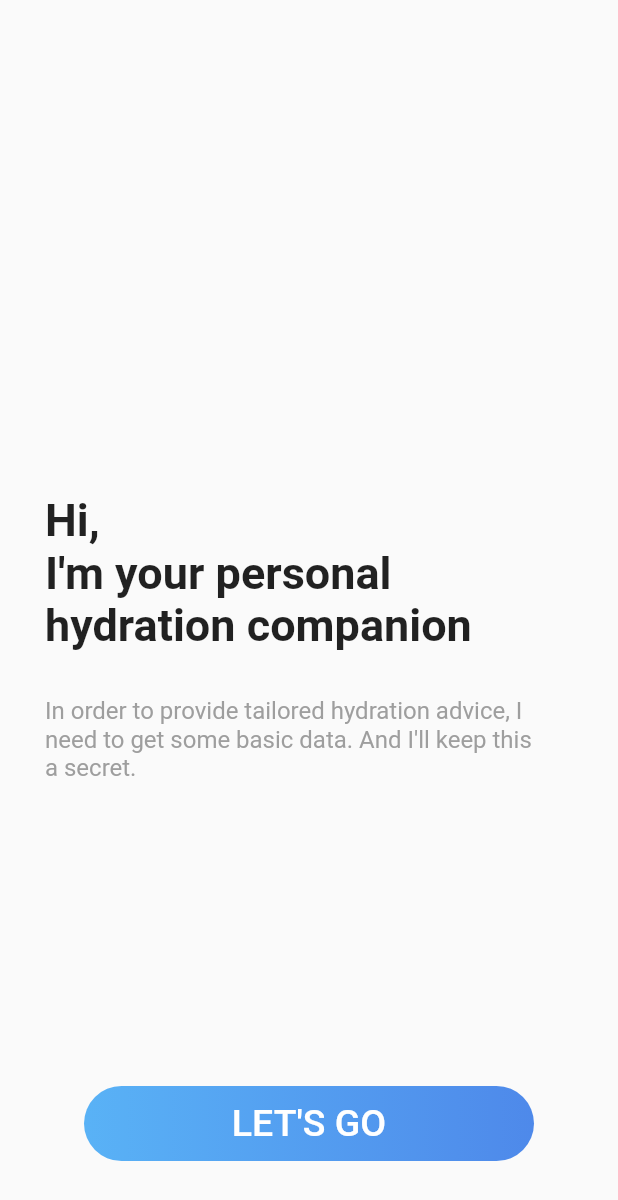
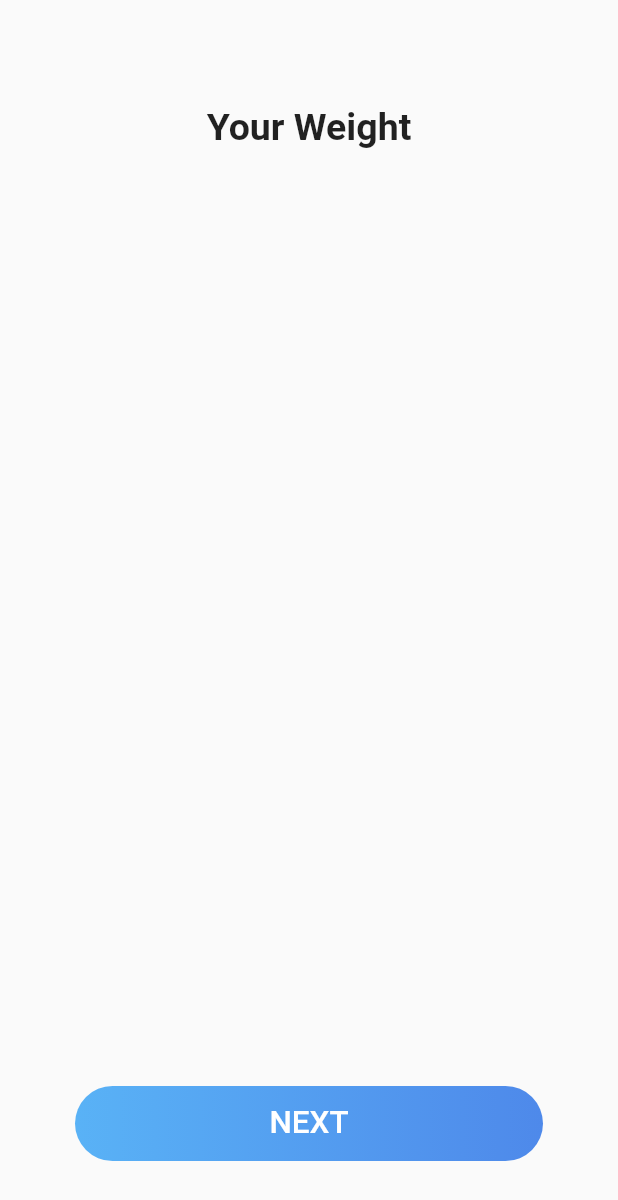
Before and after one commit to saurabhguptarock/Drink-Water-Reminder, a Flutter app: the screen it shows after launch, on a phone screen of 412 x 824 dp. Shown: the top 1200 px of the screen. Run offline on Flutter 3.47's test engine with Material 2 defaults, Android fonts, the phone set to English and light mode, and no system bars.

Commit message:
Added assets and made two tutorial pages

```diff
--- a/lib/extra/tutorialbutton.dart
+++ b/lib/extra/tutorialbutton.dart
@@ -8,10 +8,15 @@ class TutorialButton extends StatelessWidget {
 
   @override
   Widget build(BuildContext context) {
-    return FlatButton(
+    return Positioned(
+      left: 50,
+      right: 50,
+      bottom: 50,
+      child: FlatButton(
+        padding: EdgeInsets.all(0),
+        shape: RoundedRectangleBorder(borderRadius: BorderRadius.circular(150)),
         child: Container(
           alignment: Alignment.center,
-        width: MediaQuery.of(context).size.width * 0.8,
           height: 50,
           decoration: BoxDecoration(
               borderRadius: BorderRadius.circular(150),
@@ -22,11 +27,12 @@ class TutorialButton extends StatelessWidget {
           child: FittedBox(
             child: Text(
               text,
-            style: TextStyle(color: Colors.white, fontSize: 25),
+              style: TextStyle(color: Colors.white, fontSize: 21),
             ),
           ),
         ),
         onPressed: () {},
+      ),
     );
   }
 }
--- a/lib/pages/tutorial_card.dart
+++ b/lib/pages/tutorial_card.dart
@@ -19,50 +19,161 @@ class TutorialCard1 extends StatelessWidget {
                 FittedBox(
                   child: Text(
                     'Hi,',
-                    style: TextStyle(fontWeight: FontWeight.bold, fontSize: 30),
+                    style: TextStyle(fontWeight: FontWeight.bold, fontSize: 25),
                   ),
                 ),
                 FittedBox(
                     child: Text(
                   "I'm your personal",
-                  style: TextStyle(fontWeight: FontWeight.bold, fontSize: 30),
+                  style: TextStyle(fontWeight: FontWeight.bold, fontSize: 25),
                 )),
                 FittedBox(
                     child: Text(
                   "hydration companion",
-                  style: TextStyle(fontWeight: FontWeight.bold, fontSize: 30),
+                  style: TextStyle(fontWeight: FontWeight.bold, fontSize: 25),
                 )),
                 Padding(
-                  padding: EdgeInsets.only(top: 30),
+                  padding: EdgeInsets.only(top: 25),
                 ),
                 FittedBox(
                     child: Text(
                   'In order to provide tailored hydration advice, I',
-                  style: TextStyle(fontSize: 16, color: Colors.grey),
+                  style: TextStyle(fontSize: 15, color: Colors.grey),
                 )),
                 FittedBox(
                     child: Text(
                   "need to get some basic data. And I'll keep this",
-                  style: TextStyle(fontSize: 16, color: Colors.grey),
+                  style: TextStyle(fontSize: 15, color: Colors.grey),
                 )),
                 FittedBox(
                     child: Text(
                   'a secret.',
-                  style: TextStyle(fontSize: 16, color: Colors.grey),
+                  style: TextStyle(fontSize: 15, color: Colors.grey),
                 )),
               ],
             ),
           ),
         ),
+        TutorialButton(
+          text: "LET'S GO",
+        ),
+      ],
+    );
+  }
+}
+
+class TutorialCard2 extends StatefulWidget {
+  TutorialCard2({Key key}) : super(key: key);
+
+  _TutorialCard2State createState() => _TutorialCard2State();
+}
+
+class _TutorialCard2State extends State<TutorialCard2> {
+  @override
+  Widget build(BuildContext context) {
+    return Stack(
+      children: <Widget>[
         Positioned(
-          left: 40,
-          right: 40,
-          bottom: 50,
-          child: TutorialButton(
-            text: "LET'S GO",
+          top: MediaQuery.of(context).padding.top + 70,
+          child: Container(
+              alignment: Alignment.center,
+              width: MediaQuery.of(context).size.width,
+              child: Text(
+                'Your Gender',
+                style: TextStyle(fontWeight: FontWeight.bold, fontSize: 25),
+              )),
+        ),
+        Positioned(
+          top: MediaQuery.of(context).size.height * .4,
+          child: Container(
+            width: MediaQuery.of(context).size.width,
+            child: Row(
+              mainAxisAlignment: MainAxisAlignment.spaceEvenly,
+              children: <Widget>[
+                Column(
+                  children: <Widget>[
+                    FittedBox(
+                      child: CircleAvatar(
+                        backgroundImage:
+                            AssetImage('assets/images/avatar_male.png'),
+                        radius: 70,
+                      ),
+                    ),
+                    Padding(
+                      padding: EdgeInsets.only(top: 20),
+                    ),
+                    Text(
+                      'Male',
+                      style: TextStyle(
+                          color: Color.fromRGBO(90, 167, 250, 1),
+                          fontSize: 20,
+                          fontWeight: FontWeight.bold),
+                    )
+                  ],
+                ),
+                Column(
+                  children: <Widget>[
+                    FittedBox(
+                      child: CircleAvatar(
+                        backgroundImage:
+                            AssetImage('assets/images/avatar_female.png'),
+                        radius: 70,
+                      ),
+                    ),
+                    Padding(
+                      padding: EdgeInsets.only(top: 20),
+                    ),
+                    Text(
+                      'Female',
+                      style: TextStyle(
+                          color: Color.fromRGBO(215, 215, 215, 1),
+                          fontSize: 20,
+                          fontWeight: FontWeight.bold),
+                    )
+                  ],
+                ),
+              ],
+            ),
           ),
+        ),
+        TutorialButton(
+          text: 'NEXT',
         )
       ],
     );
   }
 }
+
+class TutorialCard3 extends StatefulWidget {
+  TutorialCard3({Key key}) : super(key: key);
+
+  _TutorialCard3State createState() => _TutorialCard3State();
+}
+
+class _TutorialCard3State extends State<TutorialCard3> {
+  @override
+  Widget build(BuildContext context) {
+    return Stack(
+      children: <Widget>[
+        Positioned(
+          top: MediaQuery.of(context).padding.top + 70,
+          child: Container(
+              alignment: Alignment.center,
+              width: MediaQuery.of(context).size.width,
+              child: Text(
+                'Your Weight',
+                style: TextStyle(fontWeight: FontWeight.bold, fontSize: 25),
+              )),
+        ),
+        Positioned(
+          child: Row(
+            children: <Widget>[],
+          ),
+        ),
+        TutorialButton(
+          text: 'NEXT',
+        )
+      ],
+    );
+  }
+}
--- a/lib/pages/tutorial_screen.dart
+++ b/lib/pages/tutorial_screen.dart
@@ -13,7 +13,7 @@ class _TutorialScreenState extends State<TutorialScreen> {
     return Container(
       height: MediaQuery.of(context).size.height,
       width: MediaQuery.of(context).size.width,
-      child: TutorialCard1(),
+      child: TutorialCard3(),
     );
   }
 }
--- a/pubspec.yaml
+++ b/pubspec.yaml
@@ -40,9 +40,9 @@ flutter:
   # the material Icons class.
   uses-material-design: true
   # To add assets to your application, add an assets section, like this:
-  # assets:
-  #  - images/a_dot_burr.jpeg
-  #  - images/a_dot_ham.jpeg
+  assets:
+   - assets/images/avatar_female.png
+   - assets/images/avatar_male.png
   # An image asset can refer to one or more resolution-specific "variants", see
   # https://flutter.dev/assets-and-images/#resolution-aware.
   # For details regarding adding assets from package dependencies, see
```
Also changed, not shown: assets/images/avatar_female.png (added), assets/images/avatar_male.png (added). Lines whose indentation alone changed are shown as unchanged.
